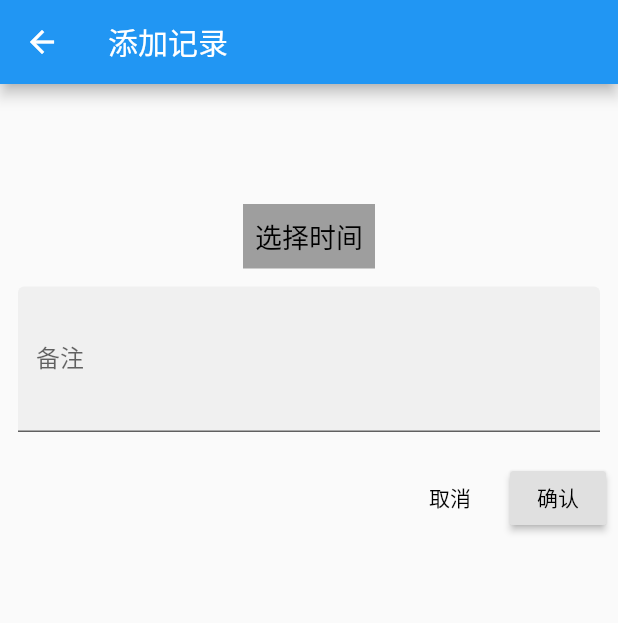
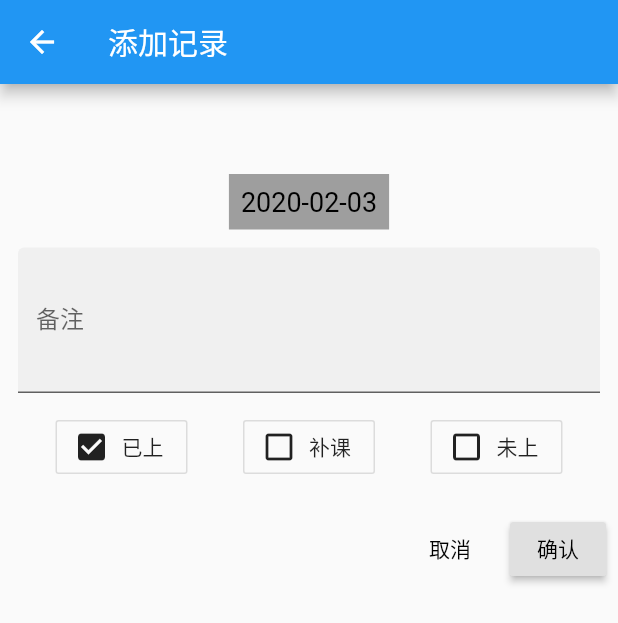
Before and after one commit to heqichang/Luna-Course, a Flutter app: the AddRecordPage screen opened directly with empty values, on a phone screen of 412 x 824 dp. Shown: the top 623 px of the screen. Run offline on Flutter 3.47's test engine with Material 2 defaults, Android fonts, the phone set to English and light mode, and no system bars; our stand-ins replace sqflite; accounts and stored records are empty.

Commit message:
day 7: * 增加状态记录

```diff
--- a/lib/add_record.dart
+++ b/lib/add_record.dart
@@ -22,12 +22,20 @@ class AddRecordPage extends StatefulWidget {
 class AddRecordPageState extends State<AddRecordPage> {
 
   int _recordTime;
+  int _recordStatus;
   final _textController = TextEditingController();
 
   @override
   void initState() {
     super.initState();
+
+    // 初始化
+    _recordStatus = 1; // 大部分时间是已上
+    _recordTime = DateTime.now().millisecondsSinceEpoch;
+
     if (widget.record != null) {
+      _recordTime = widget.record.recordTime;
+      _recordStatus = widget.record.status;
       _textController.text = widget.record.remark ?? '';
     }
   }
@@ -42,7 +50,7 @@ class AddRecordPageState extends State<AddRecordPage> {
       body: Column(
         crossAxisAlignment: CrossAxisAlignment.center,
         children: <Widget>[
-          SizedBox(height: 80,),
+          SizedBox(height: 60,),
           GestureDetector(
             onTap: () {
               _showCalendar(context);
@@ -65,6 +73,8 @@ class AddRecordPageState extends State<AddRecordPage> {
               maxLines: 3,
             ),
           ),
+          SizedBox(height: 12),
+          _statusButtons(),
           SizedBox(height: 12),
           ButtonBar(
             children: <Widget>[
@@ -91,19 +101,9 @@ class AddRecordPageState extends State<AddRecordPage> {
 
   Text _timeText() {
 
-    String text = '选择时间';
-    int recordTime = _recordTime;
-
-    if (recordTime == null && widget.record != null) {
-      recordTime = widget.record.recordTime;
-      _recordTime = recordTime;
-    }
-
-    if (recordTime != null) {
-      DateTime time = DateTime.fromMillisecondsSinceEpoch(recordTime);
-      DateFormat format = DateFormat('yyyy-MM-dd');
-      text = format.format(time);
-    }
+    DateTime time = DateTime.fromMillisecondsSinceEpoch(_recordTime);
+    DateFormat format = DateFormat('yyyy-MM-dd');
+    String text = format.format(time);
 
     return Text(
       text,
@@ -114,6 +114,46 @@ class AddRecordPageState extends State<AddRecordPage> {
     );
 
   }
+
+  Widget _statusButtons() {
+
+    return Row(
+      mainAxisAlignment: MainAxisAlignment.spaceEvenly,
+      children: <Widget>[
+
+        OutlineButton.icon(
+          onPressed: () {
+            setState(() {
+              _recordStatus = 1;
+            });
+          },
+          icon: _recordStatus == 1 ? Icon(Icons.check_box) : Icon(Icons.check_box_outline_blank),
+          label: Text('已上'),
+        ),
+        OutlineButton.icon(
+          onPressed: () {
+            setState(() {
+              _recordStatus = 2;
+            });
+          },
+          icon: _recordStatus == 2 ? Icon(Icons.check_box) : Icon(Icons.check_box_outline_blank),
+          label: Text('补课'),
+        ),
+        OutlineButton.icon(
+          onPressed: () {
+            setState(() {
+              _recordStatus = 0;
+            });
+          },
+          icon: _recordStatus == 0 ? Icon(Icons.check_box) : Icon(Icons.check_box_outline_blank),
+          label: Text('未上'),
+        ),
+      ],
+
+    );
+
+  }
+
 
   void _showCalendar(BuildContext context) async {
     final DateTime picked = await showDatePicker(
@@ -166,7 +206,7 @@ class AddRecordPageState extends State<AddRecordPage> {
         var record = CourseRecord(
           courseId: widget.courseId,
           recordTime: _recordTime,
-          status: 1, //TODO: 测试
+          status: _recordStatus,
           remark: _textController.text,
           createTime: DateTime.now().millisecondsSinceEpoch,
         );
--- a/lib/home.dart
+++ b/lib/home.dart
@@ -122,7 +122,7 @@ class HomePageState extends State<HomePage> {
     print(update);
     if (update == true) {
       // 最新获取已上课课时
-      final attendedCount = await db.getCount('course_records', where: 'course_id = ? and status = ?', whereArgs: [course.id, 1]);
+      final attendedCount = await db.getCount('course_records', where: 'course_id = ? and status in (?, ?)', whereArgs: [course.id, 1, 2]);
       print(attendedCount);
       course.attended = attendedCount;
       db.update(course);
```
Also changed, not shown: lib/record.dart (+2 -32 lines).
